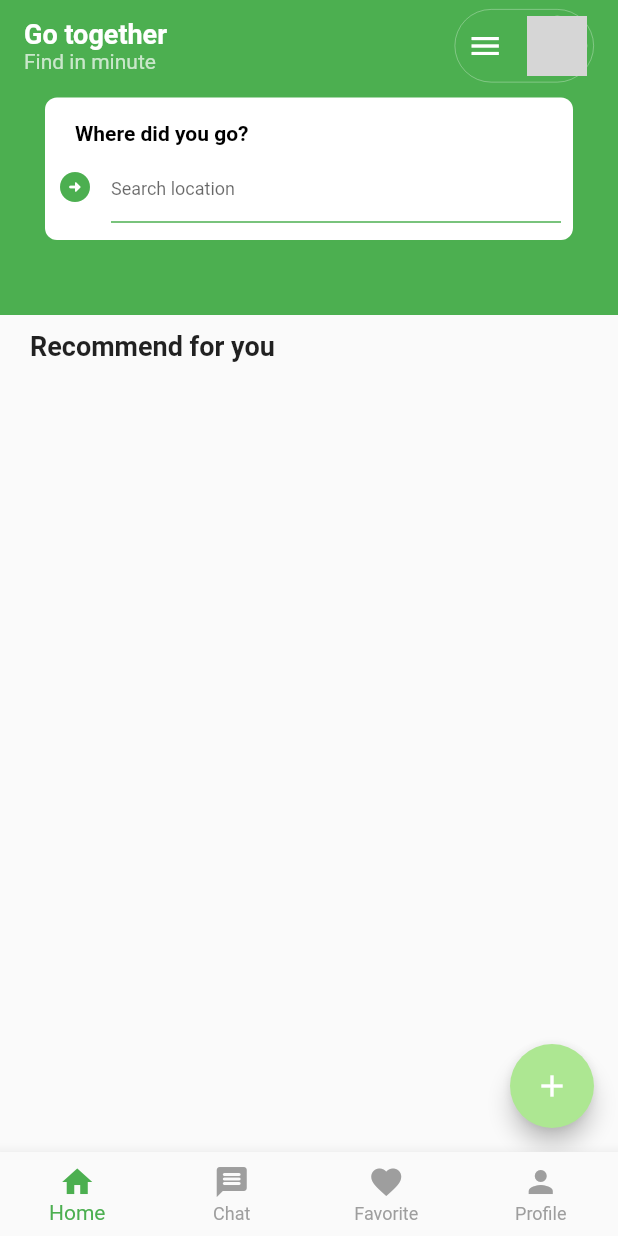
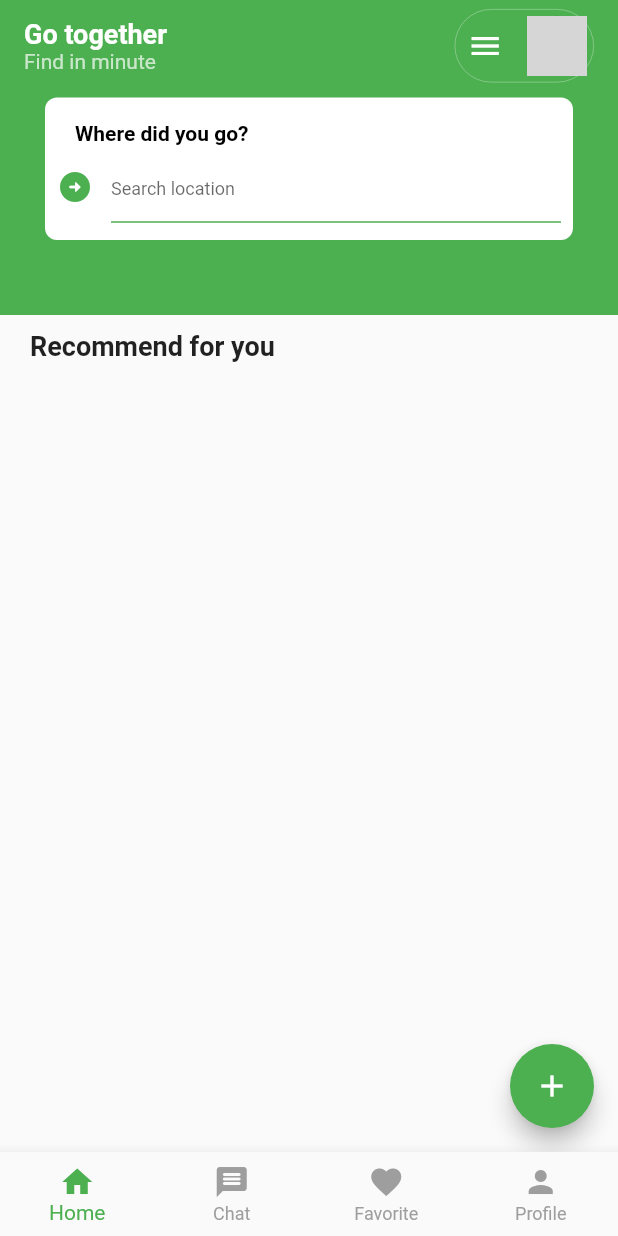
Before and after one commit to iawtk2302/GoTogether, a Flutter app: the screen it shows once a user with an empty profile is signed in, on a phone screen of 412 x 824 dp. Run offline on Flutter 3.47's test engine with Material 2 defaults, Android fonts, the phone set to English and light mode, and no system bars; our stand-ins replace bloc, cached_network_image, calendar_date_picker2, cloud_firestore, dropdown_button2, equatable and 6 more; missing offline and left inert: flutter_facebook_auth; accounts and stored records are empty; network calls fail; grey boxes are pictures that could not be loaded.

Commit message:
change color, add avatar

```diff
--- a/lib/common/custom_color.dart
+++ b/lib/common/custom_color.dart
@@ -1,7 +1,7 @@
 import 'package:flutter/material.dart';
 
 class CustomColor{
-  static Color green=Color(0xFFADE792);
+  static Color green=Colors.green;
   static Color bg=Colors.white;
   static Color grey=Color(0xFFBDC1C6);
 }
--- a/lib/main.dart
+++ b/lib/main.dart
@@ -31,7 +31,7 @@ class MyApp extends StatelessWidget {
         title: 'Go Together',
         onGenerateRoute: (settings) => Routes().getRoute(settings),
         theme: ThemeData(
-          primarySwatch: createMaterialColor(Color(0xFFADE792)),
+          primarySwatch: createMaterialColor(Colors.green),
           // textTheme: ThemeData.light().textTheme.copyWith(
           //       bodyText1: TextStyle(color: Colors.white),
           //       bodyText2: TextStyle(color: Colors.white),
--- a/lib/screen/home_page.dart
+++ b/lib/screen/home_page.dart
@@ -5,6 +5,7 @@ import 'package:go_together/router/routes.dart';
 import 'package:go_together/screen/item_trip.dart';
 
 import '../bloc/home/home_bloc.dart';
+import '../bloc/user/user_bloc.dart';
 
 class HomePage extends StatefulWidget {
   const HomePage({super.key});
@@ -61,14 +62,27 @@ class _HomePageState extends State<HomePage> {
                       child: Padding(
                         padding: const EdgeInsets.only(
                             left: 8.0, right: 4, top: 4, bottom: 4),
-                        child: Row(children: const [
-                          Icon(Icons.menu, color: Colors.white),
-                          SizedBox(
+                        child: Row(children: [
+                          const Icon(Icons.menu, color: Colors.white),
+                          const SizedBox(
                             width: 16,
                           ),
-                          CircleAvatar(
-                            backgroundImage: CachedNetworkImageProvider(
-                                'https://firebasestorage.googleapis.com/v0/b/sneakerapp-f4de5.appspot.com/o/RWN1mUAm9FXdowlsgKbZqU25zt23.jpg?alt=media&token=0df163e4-3a98-4371-90a7-52ec17c26320'),
+                          BlocBuilder<UserBloc, UserState>(
+                            builder: (context, state) {
+                              if (state is UserLoading) {
+                                return CircleAvatar(
+                                  backgroundImage: CachedNetworkImageProvider(
+                                      'https://firebasestorage.googleapis.com/v0/b/sneakerapp-f4de5.appspot.com/o/RWN1mUAm9FXdowlsgKbZqU25zt23.jpg?alt=media&token=0df163e4-3a98-4371-90a7-52ec17c26320'),
+                                );
+                              } else if (state is UserExist) {
+                                return CircleAvatar(
+                                  backgroundImage: CachedNetworkImageProvider(
+                                      state.user.image.toString()),
+                                );
+                              } else {
+                                return const SizedBox();
+                              }
+                            },
                           )
                         ]),
                       ),
@@ -160,7 +174,8 @@ class _HomePageState extends State<HomePage> {
                               padding: EdgeInsets.zero,
                               physics: const NeverScrollableScrollPhysics(),
                               shrinkWrap: true,
-                              itemBuilder: (context, index) => ItemTrip(trip: state.trips[index]),
+                              itemBuilder: (context, index) =>
+                                  ItemTrip(trip: state.trips[index]),
                               separatorBuilder: (context, index) =>
                                   const SizedBox(height: 12),
                               itemCount: state.trips.length)
```
